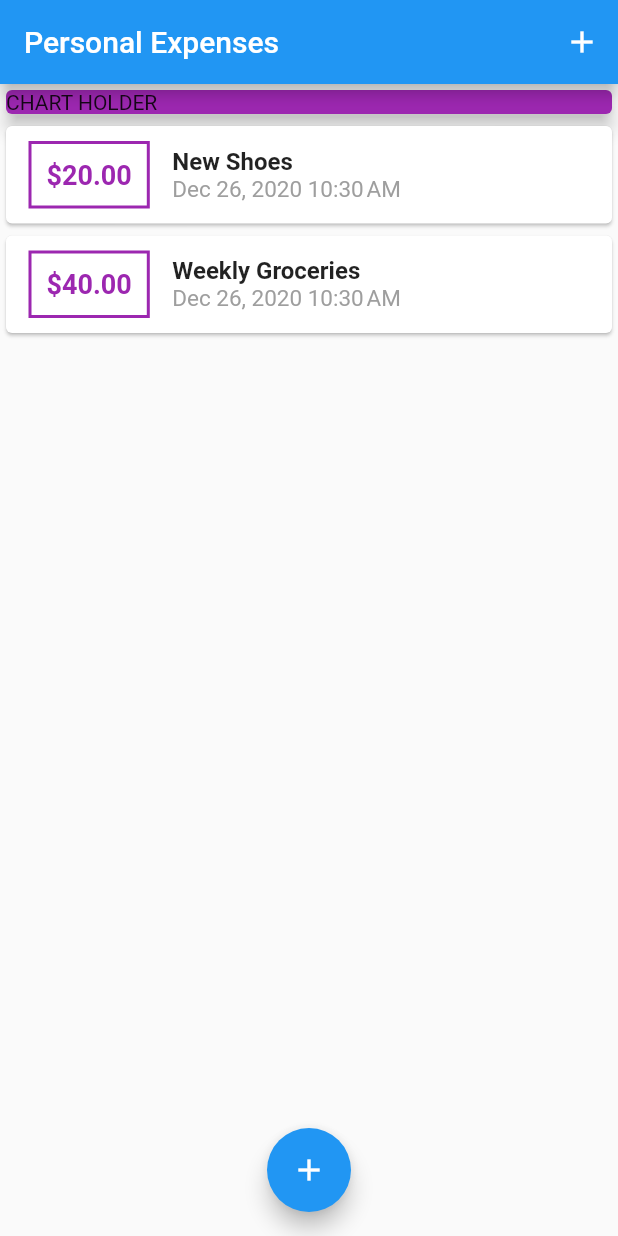
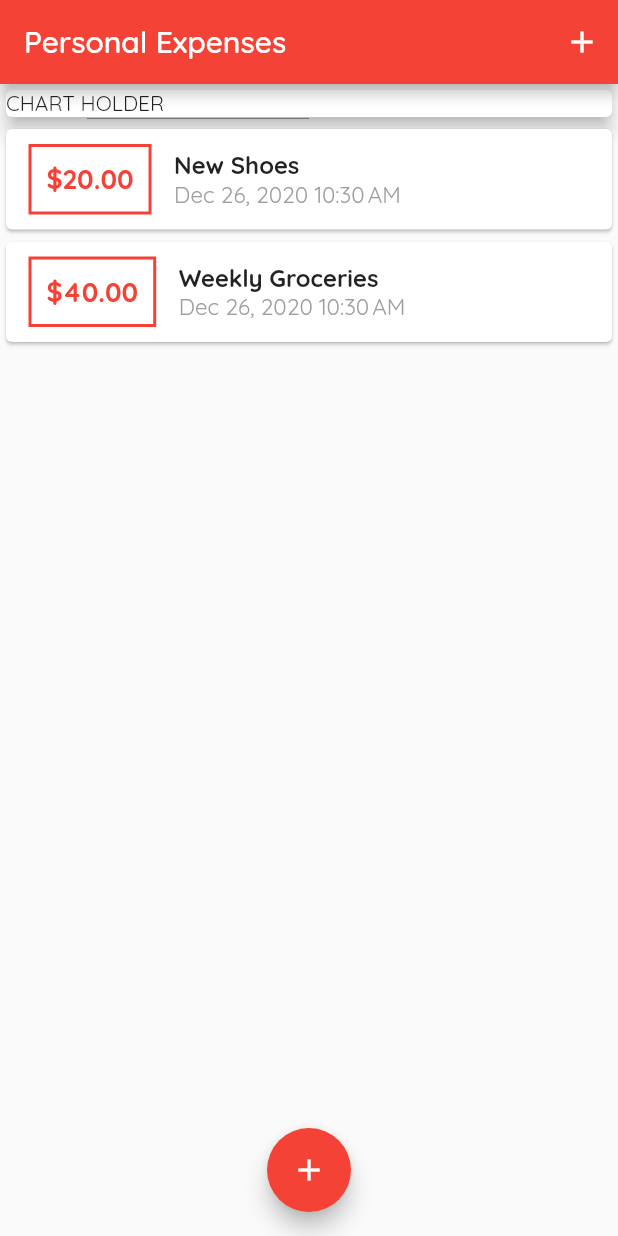
Before and after one commit to lastradev/flutter-personal-expenses-app, a Flutter app: the screen it shows after launch, on a phone screen of 412 x 824 dp. Run offline on Flutter 3.47's test engine with Material 2 defaults, Android fonts, the phone set to English and light mode, and no system bars.

Commit message:
Add theme

```diff
--- a/lib/main.dart
+++ b/lib/main.dart
@@ -11,6 +11,10 @@ class MyApp extends StatelessWidget {
   Widget build(BuildContext context) {
     return MaterialApp(
       title: 'Personal Expenses',
+      theme: ThemeData(
+        primarySwatch: Colors.red,
+        fontFamily: 'Quicksand',
+      ),
       home: MyHomePage(),
     );
   }
@@ -80,7 +84,6 @@ class _MyHomePageState extends State<MyHomePage> {
             Container(
               width: double.infinity,
               child: Card(
-                color: Colors.purple,
                 child: Text('CHART HOLDER'),
                 elevation: 5,
               ),
--- a/lib/widgets/new_transaction.dart
+++ b/lib/widgets/new_transaction.dart
@@ -25,6 +25,8 @@ class _NewTransactionState extends State<NewTransaction> {
       enteredTitle,
       enteredAmount,
     );
+
+    Navigator.of(context).pop();
   }
 
   @override
--- a/lib/widgets/transaction_list.dart
+++ b/lib/widgets/transaction_list.dart
@@ -24,7 +24,7 @@ class TransactionList extends StatelessWidget {
                   ),
                   decoration: BoxDecoration(
                     border: Border.all(
-                      color: Colors.purple,
+                      color: Theme.of(context).primaryColor,
                       width: 2,
                     ),
                   ),
@@ -34,7 +34,7 @@ class TransactionList extends StatelessWidget {
                     style: TextStyle(
                       fontWeight: FontWeight.bold,
                       fontSize: 18,
-                      color: Colors.purple,
+                      color: Theme.of(context).primaryColor,
                     ),
                   ),
                 ),
```
Also changed, not shown: pubspec.yaml (+13 -6 lines), assets/fonts/OpenSans-Bold.ttf (added), assets/fonts/OpenSans-Regular.ttf (added), assets/fonts/Quicksand-Bold.ttf (added), assets/fonts/Quicksand-Light.ttf (added), assets/fonts/Quicksand-Medium.ttf (added), assets/fonts/Quicksand-Regular.ttf (added).
